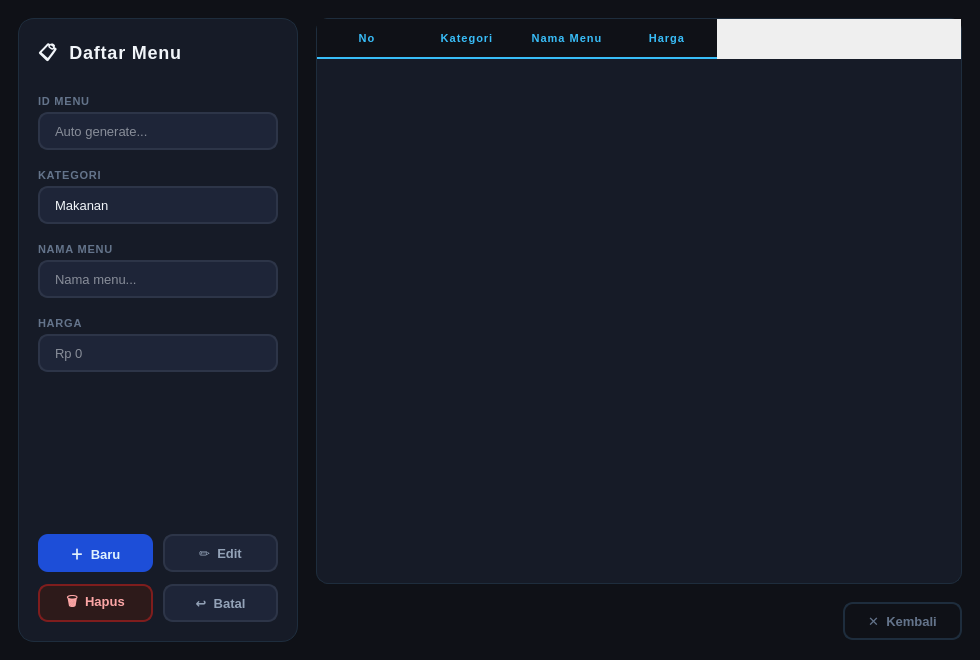
Above: DaftarMenu.ui from andriefendy26/Desktop-Based-Cashier-Application before the change. Below: the same form after it.
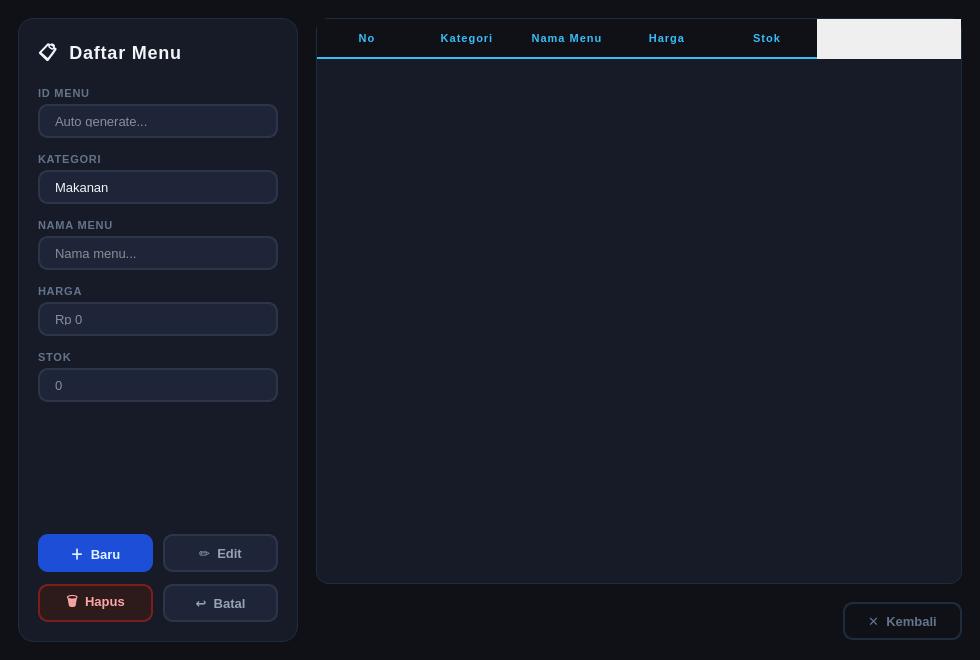
That is the form after the change.

```diff
--- a/DaftarMenu.ui
+++ b/DaftarMenu.ui
@@ -198,21 +198,21 @@
 
     <!-- ID Menu -->
     <widget class="QLabel" name="label_5">
-     <property name="geometry"><rect><x>20</x><y>74</y><width>200</width><height>18</height></rect></property>
+     <property name="geometry"><rect><x>20</x><y>66</y><width>200</width><height>18</height></rect></property>
      <property name="text"><string>ID MENU</string></property>
     </widget>
     <widget class="QLineEdit" name="textIdMenu">
-     <property name="geometry"><rect><x>20</x><y>94</y><width>240</width><height>38</height></rect></property>
+     <property name="geometry"><rect><x>20</x><y>86</y><width>240</width><height>34</height></rect></property>
      <property name="placeholderText"><string>Auto generate...</string></property>
     </widget>
 
     <!-- Kategori -->
     <widget class="QLabel" name="label_6">
-     <property name="geometry"><rect><x>20</x><y>148</y><width>200</width><height>18</height></rect></property>
+     <property name="geometry"><rect><x>20</x><y>132</y><width>200</width><height>18</height></rect></property>
      <property name="text"><string>KATEGORI</string></property>
     </widget>
     <widget class="QComboBox" name="cbKategori">
-     <property name="geometry"><rect><x>20</x><y>168</y><width>240</width><height>38</height></rect></property>
+     <property name="geometry"><rect><x>20</x><y>152</y><width>240</width><height>34</height></rect></property>
      <property name="editable"><bool>true</bool></property>
      <property name="currentText"><string>Makanan</string></property>
      <item><property name="text"><string>Makanan</string></property></item>
@@ -221,24 +221,34 @@
 
     <!-- Nama Menu -->
     <widget class="QLabel" name="label_7">
-     <property name="geometry"><rect><x>20</x><y>222</y><width>200</width><height>18</height></rect></property>
+     <property name="geometry"><rect><x>20</x><y>198</y><width>200</width><height>18</height></rect></property>
      <property name="text"><string>NAMA MENU</string></property>
     </widget>
     <widget class="QLineEdit" name="textMenu">
-     <property name="geometry"><rect><x>20</x><y>242</y><width>240</width><height>38</height></rect></property>
+     <property name="geometry"><rect><x>20</x><y>218</y><width>240</width><height>34</height></rect></property>
      <property name="placeholderText"><string>Nama menu...</string></property>
     </widget>
 
     <!-- Harga -->
     <widget class="QLabel" name="label_8">
-     <property name="geometry"><rect><x>20</x><y>296</y><width>200</width><height>18</height></rect></property>
+     <property name="geometry"><rect><x>20</x><y>264</y><width>200</width><height>18</height></rect></property>
      <property name="text"><string>HARGA</string></property>
     </widget>
     <widget class="QLineEdit" name="textHarga">
-     <property name="geometry"><rect><x>20</x><y>316</y><width>240</width><height>38</height></rect></property>
+     <property name="geometry"><rect><x>20</x><y>284</y><width>240</width><height>34</height></rect></property>
      <property name="placeholderText"><string>Rp 0</string></property>
     </widget>
 
+    <!-- Stock (BARU) -->
+    <widget class="QLabel" name="label_stock">
+     <property name="geometry"><rect><x>20</x><y>330</y><width>200</width><height>18</height></rect></property>
+     <property name="text"><string>STOK</string></property>
+    </widget>
+    <widget class="QLineEdit" name="textStock">
+     <property name="geometry"><rect><x>20</x><y>350</y><width>240</width><height>34</height></rect></property>
+     <property name="placeholderText"><string>0</string></property>
+    </widget>
+
     <!-- Buttons: Baru + Edit -->
     <widget class="QPushButton" name="simpan">
      <property name="geometry"><rect><x>20</x><y>516</y><width>115</width><height>38</height></rect></property>
@@ -273,6 +283,7 @@
     <column><property name="text"><string>Kategori</string></property></column>
     <column><property name="text"><string>Nama Menu</string></property></column>
     <column><property name="text"><string>Harga</string></property></column>
+    <column><property name="text"><string>Stok</string></property></column>
    </widget>
 
    <!-- Keluar button (bottom right) -->
```
